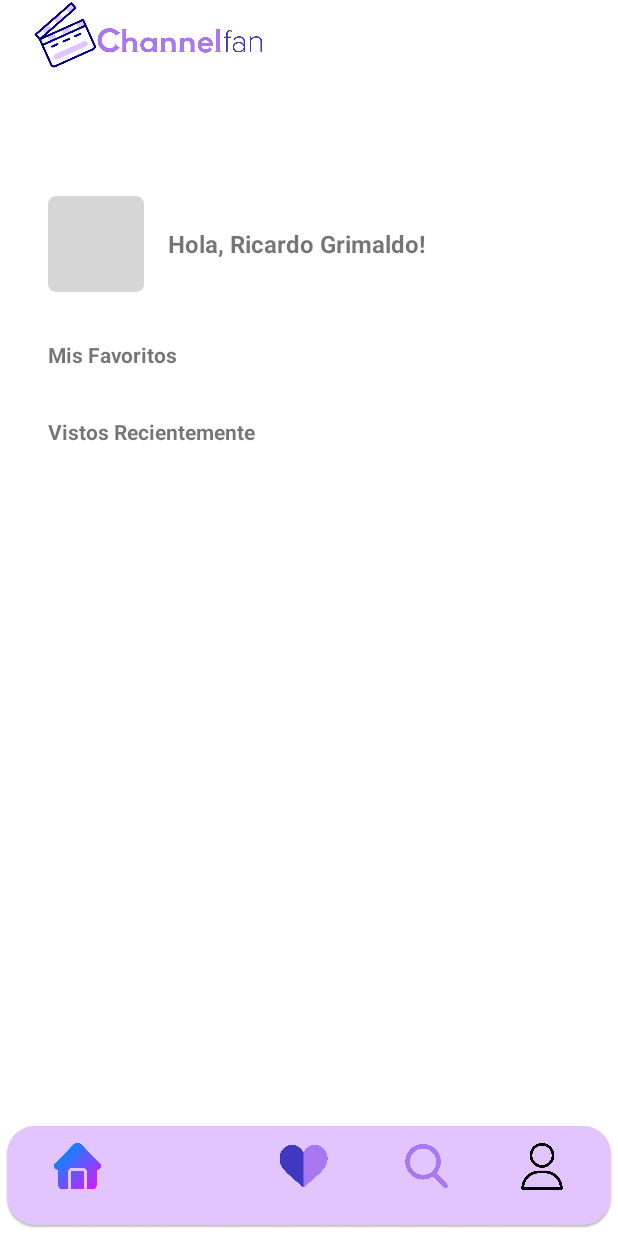
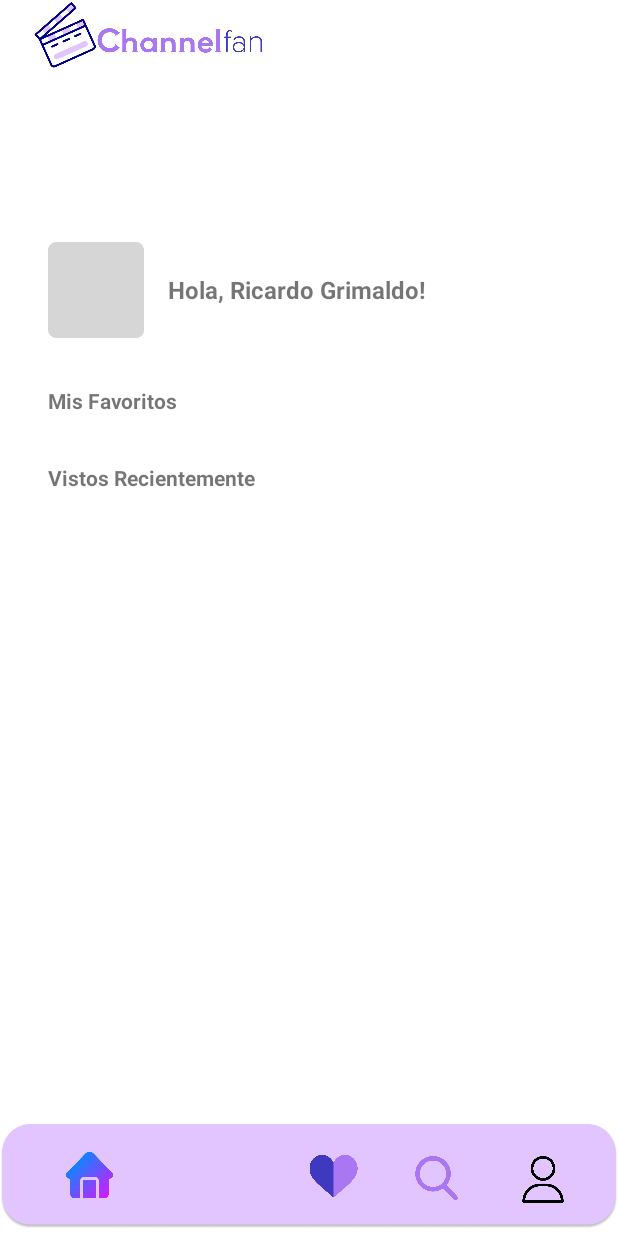
Before and after one commit to rickylolo/ChannelFan-Android, an Android app: the layout activity_favorites.xml on its own in the app's theme, with its tools: preview values and no code run, on a phone screen of 412 x 824 dp. Run offline under Robolectric (Android 15) with nearby library versions, the phone set to English and light mode, and no system bars.

Commit message:
recycler y busqueda

```diff
--- a/app/build.gradle
+++ b/app/build.gradle
@@ -32,6 +32,10 @@ android {
     buildFeatures {
         viewBinding true
     }
+
+    viewBinding{
+        enabled = true
+    }
 }
 
 dependencies {
@@ -44,6 +48,8 @@ dependencies {
     implementation 'androidx.recyclerview:recyclerview:1.3.0'
     implementation 'androidx.navigation:navigation-fragment-ktx:2.3.5'
     implementation 'androidx.navigation:navigation-ui-ktx:2.3.5'
+    implementation 'com.github.bumptech.glide:glide:4.15.1'
+
     testImplementation 'junit:junit:4.13.2'
     androidTestImplementation 'androidx.test.ext:junit:1.1.3'
     androidTestImplementation 'androidx.test.espresso:espresso-core:3.4.0'
--- a/app/src/main/AndroidManifest.xml
+++ b/app/src/main/AndroidManifest.xml
@@ -1,7 +1,7 @@
 <?xml version="1.0" encoding="utf-8"?>
 <manifest xmlns:android="http://schemas.android.com/apk/res/android"
     package="com.example.channelfan">
-
+    <uses-permission android:name="android.permission.INTERNET"/>
     <application
         android:allowBackup="true"
         android:icon="@mipmap/channelfanlogo"
--- a/app/src/main/java/com/example/channelfan/Films.kt
+++ b/app/src/main/java/com/example/channelfan/Films.kt
@@ -1,3 +1,3 @@
 package com.example.channelfan
 
-data class Films (val nombreFilm:String, val descripcion:String,val photo:String)
+data class  Films (val nombreFilm:String, val descripcion:String,val photo:String)
--- a/app/src/main/java/com/example/channelfan/Home.kt
+++ b/app/src/main/java/com/example/channelfan/Home.kt
@@ -6,13 +6,13 @@ import android.os.Bundle
 import android.view.View
 import android.widget.Button
 import android.widget.ImageView
+import androidx.recyclerview.widget.DividerItemDecoration
 import androidx.recyclerview.widget.GridLayoutManager
 import androidx.recyclerview.widget.LinearLayoutManager
 import androidx.recyclerview.widget.RecyclerView
 import com.example.channelfan.adapter.FilmsAdapter
 
 class Home : AppCompatActivity() {
-
     override fun onCreate(savedInstanceState: Bundle?) {
         super.onCreate(savedInstanceState)
         setContentView(R.layout.activity_home)
@@ -47,9 +47,10 @@ class Home : AppCompatActivity() {
         })
     }
 
-    fun initRecyclerView(){
+    private fun initRecyclerView(){
         val recyclerView = findViewById<RecyclerView>(R.id.recyclerFilms)
         recyclerView.layoutManager = GridLayoutManager(this, 2)
         recyclerView.adapter = FilmsAdapter(FilmsProvider.filmsList)
+
     }
 }
--- a/app/src/main/java/com/example/channelfan/adapter/FilmsAdapter.kt
+++ b/app/src/main/java/com/example/channelfan/adapter/FilmsAdapter.kt
@@ -7,6 +7,7 @@ import com.example.channelfan.Films
 import com.example.channelfan.R
 
 class FilmsAdapter(private val FilmList:List<Films>): RecyclerView.Adapter<FilmsViewHolder>() {
+
     override fun onCreateViewHolder(parent: ViewGroup, viewType: Int): FilmsViewHolder {
         val layoutInflater = LayoutInflater.from(parent.context)
         return FilmsViewHolder(layoutInflater.inflate(R.layout.item_film, parent, false))
--- a/app/src/main/java/com/example/channelfan/adapter/FilmsViewHolder.kt
+++ b/app/src/main/java/com/example/channelfan/adapter/FilmsViewHolder.kt
@@ -4,6 +4,7 @@ import android.view.View
 import android.widget.ImageView
 import android.widget.TextView
 import androidx.recyclerview.widget.RecyclerView
+import com.bumptech.glide.Glide
 import com.example.channelfan.Films
 import com.example.channelfan.R
 
@@ -17,6 +18,6 @@ class FilmsViewHolder(view: View): RecyclerView.ViewHolder(view) {
     fun render(filmsModel : Films){
         filmName.text = filmsModel.nombreFilm
         filmDescription.text = filmsModel.descripcion
-
+        Glide.with(filmPhoto.context).load(filmsModel.photo).into(filmPhoto)
     }
 }
--- a/app/src/main/res/layout/activity_favorites.xml
+++ b/app/src/main/res/layout/activity_favorites.xml
@@ -19,23 +19,23 @@
 
     <LinearLayout
         android:id="@+id/linearLayout"
-        android:layout_width="match_parent"
-        android:layout_height="600dp"
+        android:layout_width="351dp"
+        android:layout_height="537dp"
         android:layout_marginStart="32dp"
         android:layout_marginTop="64dp"
         android:layout_marginEnd="32dp"
         android:orientation="vertical"
+        app:layout_constraintBottom_toTopOf="@id/imageView7"
         app:layout_constraintEnd_toEndOf="parent"
         app:layout_constraintHorizontal_bias="0.0"
         app:layout_constraintStart_toStartOf="parent"
-        app:layout_constraintBottom_toTopOf="@id/imageView7"
         app:layout_constraintTop_toBottomOf="@id/imageView5">
 
         <LinearLayout
             android:layout_width="match_parent"
             android:layout_height="wrap_content"
-            android:orientation="horizontal"
-            android:gravity="center_vertical">
+            android:gravity="center_vertical"
+            android:orientation="horizontal">
 
             <ImageView
                 android:id="@+id/imageView9"
@@ -57,13 +57,13 @@
 
         <TextView
             android:id="@+id/textView_MisFavoritos"
+            android:layout_width="match_parent"
+            android:layout_height="wrap_content"
+            android:layout_marginTop="32dp"
+            android:gravity="start"
             android:text="Mis Favoritos"
-            android:layout_marginTop="32dp"
             android:textSize="14sp"
-            android:textStyle="bold"
-            android:gravity="start"
-            android:layout_width="match_parent"
-            android:layout_height="wrap_content" />
+            android:textStyle="bold" />
 
         <androidx.recyclerview.widget.RecyclerView
             android:id="@+id/recyclerFilmsFavs"
@@ -72,18 +72,20 @@
 
         <TextView
             android:id="@+id/textView_VistosRecientemente"
+            android:layout_width="match_parent"
+            android:layout_height="wrap_content"
+            android:layout_marginTop="32dp"
+            android:gravity="start"
             android:text="Vistos Recientemente"
-            android:layout_marginTop="32dp"
             android:textSize="14sp"
-            android:textStyle="bold"
-            android:gravity="start"
-            android:layout_width="match_parent"
-            android:layout_height="wrap_content" />
+            android:textStyle="bold" />
 
         <androidx.recyclerview.widget.RecyclerView
             android:id="@+id/recyclerFilms"
             android:layout_width="match_parent"
-            android:layout_height="wrap_content" />
+            android:layout_height="wrap_content" >
+
+        </androidx.recyclerview.widget.RecyclerView>
 
 
     </LinearLayout>
@@ -91,56 +93,54 @@
 
     <ImageView
         android:id="@+id/imageView7"
-        android:layout_width="405dp"
-        android:layout_height="78dp"
+        android:layout_width="412dp"
+        android:layout_height="79dp"
         app:layout_constraintBottom_toBottomOf="parent"
         app:layout_constraintEnd_toEndOf="parent"
         app:layout_constraintStart_toStartOf="parent"
         app:srcCompat="@drawable/rectangulo" />
 
+    <ImageView
+        android:id="@+id/btn_inicio"
+        android:layout_width="47dp"
+        android:layout_height="33dp"
+        android:layout_marginStart="36dp"
+        app:layout_constraintBottom_toBottomOf="@+id/btn_corazon"
+        app:layout_constraintStart_toStartOf="parent"
+        app:layout_constraintTop_toTopOf="@+id/btn_corazon"
+        app:layout_constraintVertical_bias="1.0"
+        app:srcCompat="@drawable/hogar" />
+
+    <ImageView
+        android:id="@+id/btn_search"
+        android:layout_width="38dp"
+        android:layout_height="29dp"
+        android:layout_marginBottom="24dp"
+        app:layout_constraintBottom_toBottomOf="parent"
+        app:layout_constraintEnd_toStartOf="@+id/btn_perfil"
+        app:layout_constraintStart_toEndOf="@+id/btn_corazon"
+        app:srcCompat="@drawable/search" />
+
+    <ImageView
+        android:id="@+id/btn_corazon"
+        android:layout_width="38dp"
+        android:layout_height="32dp"
+        android:layout_marginStart="120dp"
+        app:layout_constraintBottom_toBottomOf="@+id/btn_search"
+        app:layout_constraintStart_toEndOf="@+id/btn_inicio"
+        app:layout_constraintTop_toTopOf="@+id/btn_search"
+        app:layout_constraintVertical_bias="1.0"
+        app:srcCompat="@drawable/megusta" />
 
     <ImageView
         android:id="@+id/btn_perfil"
         android:layout_width="44dp"
         android:layout_height="31dp"
-        app:layout_constraintBottom_toBottomOf="parent"
-        app:layout_constraintEnd_toEndOf="@+id/imageView7"
-        app:layout_constraintHorizontal_bias="0.582"
-        app:layout_constraintStart_toEndOf="@+id/btn_search"
-        app:layout_constraintTop_toBottomOf="@+id/linearLayout"
-        app:layout_constraintVertical_bias="0.5"
+        android:layout_marginEnd="28dp"
+        app:layout_constraintBottom_toBottomOf="@+id/btn_search"
+        app:layout_constraintEnd_toEndOf="parent"
+        app:layout_constraintTop_toTopOf="@+id/btn_search"
+        app:layout_constraintVertical_bias="0.0"
         app:srcCompat="@drawable/usuario" />
 
-    <ImageView
-        android:id="@+id/btn_inicio"
-        android:layout_width="47dp"
-        android:layout_height="33dp"
-        android:layout_marginStart="28dp"
-        app:layout_constraintBottom_toBottomOf="@+id/imageView7"
-        app:layout_constraintStart_toStartOf="parent"
-        app:layout_constraintTop_toBottomOf="@+id/linearLayout"
-        app:layout_constraintVertical_bias="0.5"
-        app:srcCompat="@drawable/hogar" />
-
-    <ImageView
-        android:id="@+id/btn_corazon"
-        android:layout_width="38dp"
-        android:layout_height="32dp"
-        android:layout_marginStart="108dp"
-        app:layout_constraintBottom_toBottomOf="@+id/imageView7"
-        app:layout_constraintStart_toEndOf="@+id/btn_inicio"
-        app:layout_constraintTop_toBottomOf="@+id/linearLayout"
-        app:layout_constraintVertical_bias="0.5"
-        app:srcCompat="@drawable/megusta" />
-
-    <ImageView
-        android:id="@+id/btn_search"
-        android:layout_width="38dp"
-        android:layout_height="29dp"
-        android:layout_marginStart="44dp"
-        app:layout_constraintBottom_toBottomOf="@+id/imageView7"
-        app:layout_constraintStart_toEndOf="@+id/btn_corazon"
-        app:layout_constraintTop_toBottomOf="@+id/linearLayout"
-        app:layout_constraintVertical_bias="0.5"
-        app:srcCompat="@drawable/search" />
 </androidx.constraintlayout.widget.ConstraintLayout>
```
Also changed, not shown: app/src/main/res/layout/activity_home.xml (+36 -47 lines), app/src/main/res/layout/activity_main.xml (+11 -9 lines), app/src/main/res/layout/activity_profile.xml (+87 -85 lines), app/src/main/res/layout/activity_search.xml (+108 -1 lines), app/src/main/res/layout/item_film.xml (+28 -11 lines), app/src/main/res/layout/view_review.xml (+17 -20 lines), app/src/main/res/drawable-hdpi/logo.png (added), 1 other file.
